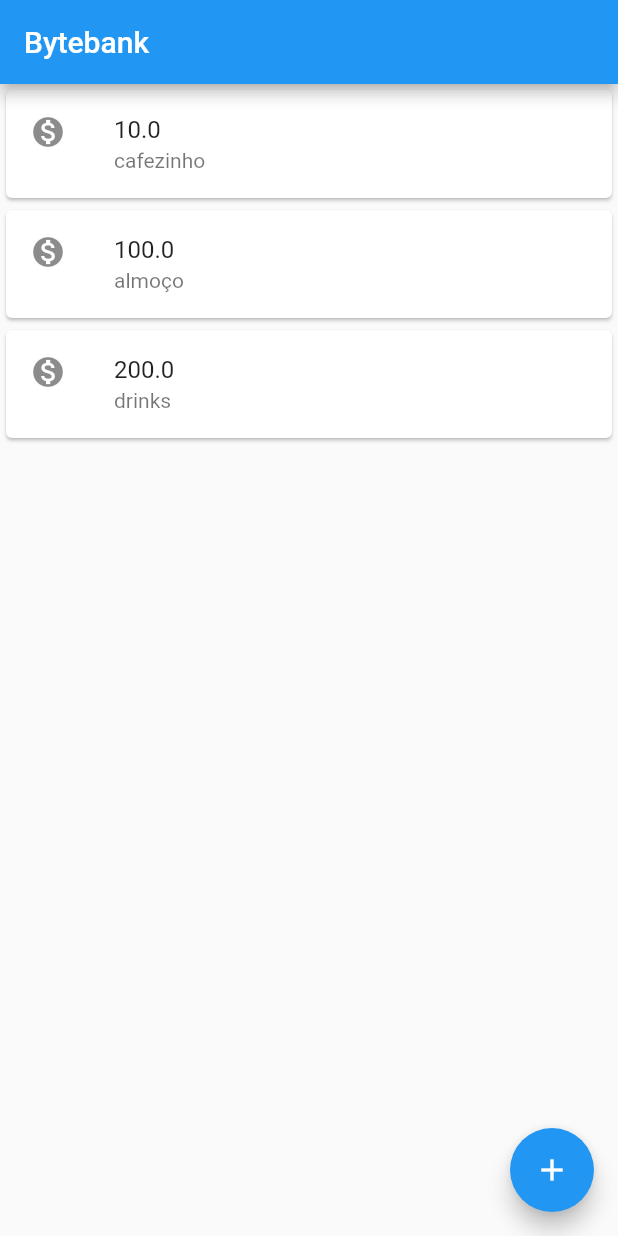
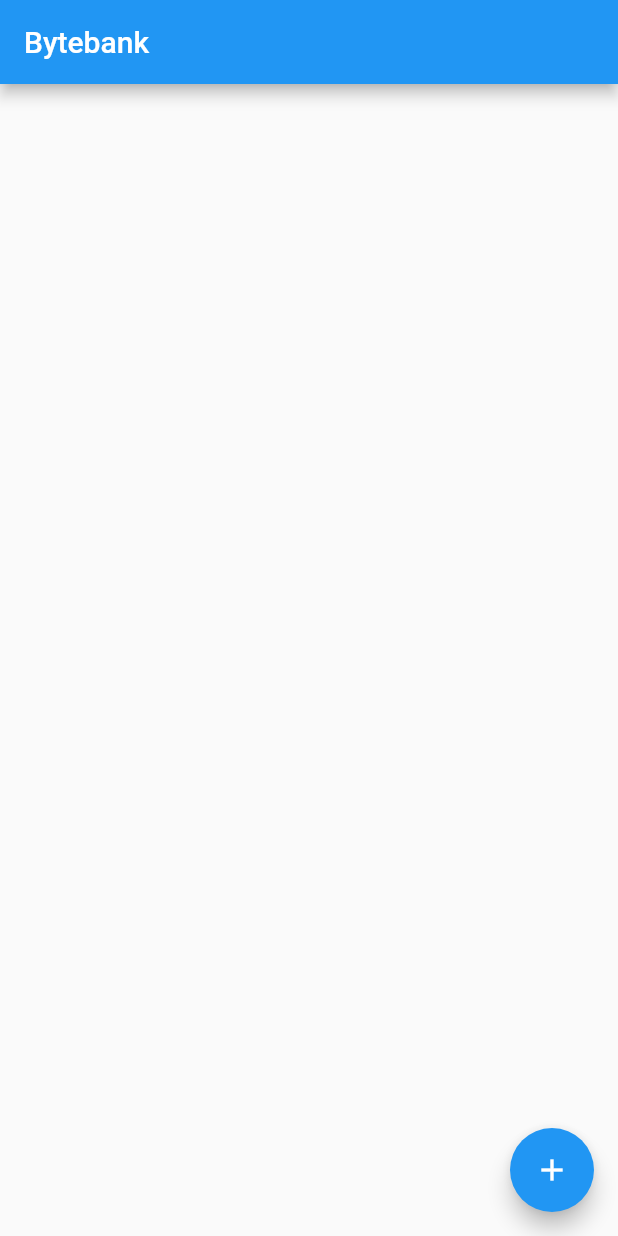
Before and after one commit to danguimaraes86/alura-flutter-bytebank, a Flutter app: the screen it shows after launch, on a phone screen of 412 x 824 dp. Run offline on Flutter 3.47's test engine with Material 2 defaults, Android fonts, the phone set to English and light mode, and no system bars.

```diff
--- a/lib/lista_de_tranferencias.dart
+++ b/lib/lista_de_tranferencias.dart
@@ -1,34 +1,41 @@
 import 'package:alura_bytebank/formulario_transferencia.dart';
 import 'package:flutter/material.dart';
 
-class ListaDeTransferencias extends StatelessWidget {
+class ListaDeTransferencias extends StatefulWidget {
   ListaDeTransferencias({Key? key}) : super(key: key);
   final List<Transferencia> _transferenciasList = [];
 
   @override
+  State<StatefulWidget> createState() {
+    return ListaTransferenciaState();
+  }
+}
+
+class ListaTransferenciaState extends State<ListaDeTransferencias> {
+  @override
   Widget build(BuildContext context) {
-    _transferenciasList.add(Transferencia(10.0, 'cafezinho'));
-    _transferenciasList.add(Transferencia(100.0, 'almoço'));
-    _transferenciasList.add(Transferencia(200.0, 'drinks'));
-
     return Scaffold(
       appBar: AppBar(
         title: const Text('Bytebank'),
       ),
       body: ListView.builder(
-        itemCount: _transferenciasList.length,
+        itemCount: widget._transferenciasList.length,
         itemBuilder: (context, index) {
-          return ItemTransferencia(_transferenciasList[index]);
+          return ItemTransferencia(widget._transferenciasList[index]);
         },
       ),
       floatingActionButton: FloatingActionButton(
         onPressed: () {
           final Future<Transferencia?> future =
               Navigator.push(context, MaterialPageRoute(builder: (context) {
-            return FormularioTransferencia();
+            return const FormularioTransferencia();
           }));
           future.then((novaTransferencia) {
-            print(novaTransferencia);
+            if (novaTransferencia != null) {
+              setState(() {
+                widget._transferenciasList.add(novaTransferencia);
+              });
+            }
           });
         },
         child: const Icon(Icons.add),
```
